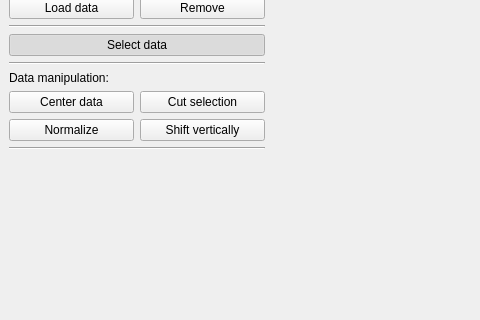
Old version of the form form.ui in the repository SjoerdB93/Datman; both pictures show x 0 to 480 and y 210 to 530 of the 1344 by 857 pixel window.
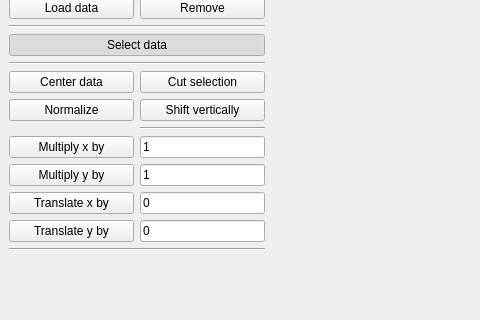
New version of the form.

```diff
--- a/form.ui
+++ b/form.ui
@@ -76,19 +76,32 @@
         </property>
        </widget>
       </item>
-      <item>
-       <widget class="QLabel" name="label">
-        <property name="text">
-         <string>Data manipulation:</string>
-        </property>
-       </widget>
-      </item>
       <item>
        <layout class="QGridLayout" name="gridLayout_3">
-        <item row="0" column="1">
-         <widget class="QPushButton" name="cut_data_button">
+        <item row="5" column="0">
+         <widget class="QPushButton" name="translate_x_button">
           <property name="text">
-           <string>Cut selection</string>
+           <string>Translate x by</string>
+          </property>
+         </widget>
+        </item>
+        <item row="1" column="1">
+         <widget class="QPushButton" name="shift_vertically_button">
+          <property name="text">
+           <string>Shift vertically</string>
+          </property>
+         </widget>
+        </item>
+        <item row="5" column="1">
+         <widget class="QLineEdit" name="translate_x_entry">
+          <property name="sizePolicy">
+           <sizepolicy hsizetype="Minimum" vsizetype="Fixed">
+            <horstretch>0</horstretch>
+            <verstretch>0</verstretch>
+           </sizepolicy>
+          </property>
+          <property name="text">
+           <string>0</string>
           </property>
          </widget>
         </item>
@@ -114,6 +127,40 @@
           </property>
          </widget>
         </item>
+        <item row="3" column="0">
+         <widget class="QPushButton" name="multiply_x_button">
+          <property name="text">
+           <string>Multiply x by</string>
+          </property>
+         </widget>
+        </item>
+        <item row="4" column="0">
+         <widget class="QPushButton" name="multiply_y_button">
+          <property name="text">
+           <string>Multiply y by</string>
+          </property>
+         </widget>
+        </item>
+        <item row="6" column="0">
+         <widget class="QPushButton" name="translate_y_button">
+          <property name="text">
+           <string>Translate y by</string>
+          </property>
+         </widget>
+        </item>
+        <item row="4" column="1">
+         <widget class="QLineEdit" name="multiply_y_entry">
+          <property name="sizePolicy">
+           <sizepolicy hsizetype="Minimum" vsizetype="Fixed">
+            <horstretch>0</horstretch>
+            <verstretch>0</verstretch>
+           </sizepolicy>
+          </property>
+          <property name="text">
+           <string>1</string>
+          </property>
+         </widget>
+        </item>
         <item row="1" column="0">
          <widget class="QPushButton" name="normalize_button">
           <property name="text">
@@ -121,10 +168,43 @@
           </property>
          </widget>
         </item>
-        <item row="1" column="1">
-         <widget class="QPushButton" name="shift_vertically_button">
+        <item row="3" column="1">
+         <widget class="QLineEdit" name="multiply_x_entry">
+          <property name="sizePolicy">
+           <sizepolicy hsizetype="Minimum" vsizetype="Fixed">
+            <horstretch>0</horstretch>
+            <verstretch>0</verstretch>
+           </sizepolicy>
+          </property>
           <property name="text">
-           <string>Shift vertically</string>
+           <string>1</string>
+          </property>
+         </widget>
+        </item>
+        <item row="0" column="1">
+         <widget class="QPushButton" name="cut_data_button">
+          <property name="text">
+           <string>Cut selection</string>
+          </property>
+         </widget>
+        </item>
+        <item row="6" column="1">
+         <widget class="QLineEdit" name="translate_y_entry">
+          <property name="sizePolicy">
+           <sizepolicy hsizetype="Minimum" vsizetype="Fixed">
+            <horstretch>0</horstretch>
+            <verstretch>0</verstretch>
+           </sizepolicy>
+          </property>
+          <property name="text">
+           <string>0</string>
+          </property>
+         </widget>
+        </item>
+        <item row="2" column="1">
+         <widget class="Line" name="line_4">
+          <property name="orientation">
+           <enum>Qt::Horizontal</enum>
           </property>
          </widget>
         </item>
```
